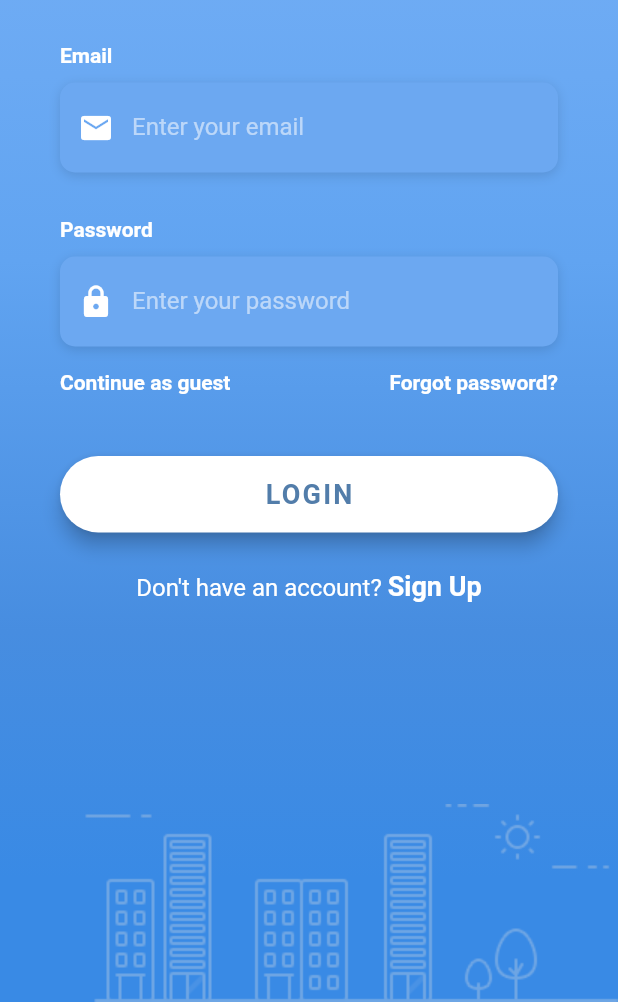
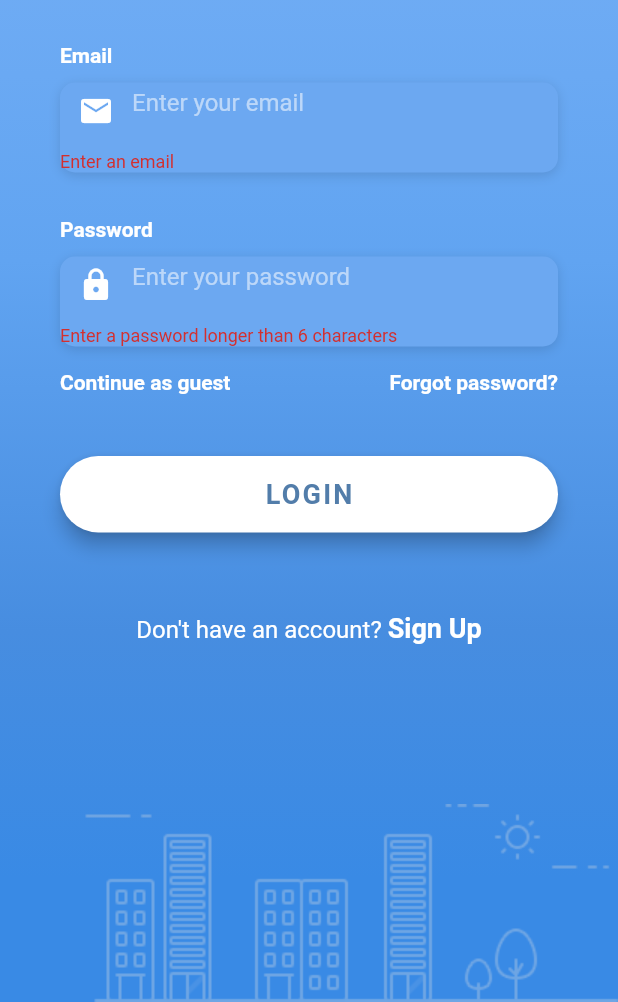
Before and after one commit to timeitel/travel_app, a Flutter app: the screen it shows after launch, after a tap on "LOGIN", on a phone screen of 412 x 824 dp, the part 234-1236 px from its top. Run offline on Flutter 3.47's test engine with Material 2 defaults, Android fonts, the light colour scheme and no system bars; our stand-ins replace firebase_auth, font_awesome_flutter; accounts and stored records are empty; Roboto replaces fonts that are missing (OpenSans).

Commit message:
feat: firebase auth with email & password

```diff
--- a/lib/screens/authenticate/login_screen.dart
+++ b/lib/screens/authenticate/login_screen.dart
@@ -11,10 +11,12 @@ class LoginScreen extends StatefulWidget {
 
 class _LoginScreenState extends State<LoginScreen> {
   final AuthService _auth = AuthService();
+  final _formKey = GlobalKey<FormState>();
 
   // form field state
   String email = '';
   String password = '';
+  String error = '';
 
   @override
   Widget build(BuildContext context) {
@@ -35,6 +37,7 @@ class _LoginScreenState extends State<LoginScreen> {
                     vertical: 120.0,
                   ),
                   child: Form(
+                    key: _formKey,
                     child: Column(
                       mainAxisAlignment: MainAxisAlignment.start,
                       crossAxisAlignment: CrossAxisAlignment.stretch,
@@ -51,6 +54,8 @@ class _LoginScreenState extends State<LoginScreen> {
                           decoration: Constants.decorationStyle,
                           height: 60.0,
                           child: TextFormField(
+                            validator: (val) =>
+                                val.isEmpty ? 'Enter an email' : null,
                             onChanged: (val) {
                               setState(() => email = val);
                             },
@@ -82,6 +87,9 @@ class _LoginScreenState extends State<LoginScreen> {
                           decoration: Constants.decorationStyle,
                           height: 60.0,
                           child: TextFormField(
+                            validator: (val) => val.length < 6
+                                ? 'Enter a password longer than 6 characters'
+                                : null,
                             onChanged: (val) {
                               setState(() => password = val);
                             },
@@ -139,8 +147,18 @@ class _LoginScreenState extends State<LoginScreen> {
                           child: RaisedButton(
                             elevation: 5.0,
                             onPressed: () async {
-                              print(email);
-                              print(password);
+                              if (_formKey.currentState.validate()) {
+                                dynamic result =
+                                    await _auth.signInWithEmailAndPassword(
+                                        email, password);
+                                if (result == null) {
+                                  setState(() => error =
+                                      'Unable to sign in with those credentials');
+                                }
+                                // else {
+                                //   Navigator.pop(context);
+                                // }
+                              }
                             },
                             padding: EdgeInsets.all(15.0),
                             shape: RoundedRectangleBorder(
@@ -151,6 +169,15 @@ class _LoginScreenState extends State<LoginScreen> {
                               'LOGIN',
                               style: Constants.loginTextStyle,
                             ),
+                          ),
+                        ),
+                        SizedBox(
+                          height: 12.0,
+                        ),
+                        Text(
+                          error,
+                          style: TextStyle(
+                            color: Colors.red,
                           ),
                         ),
                         Align(
```
Also changed, not shown: lib/screens/authenticate/register_screen.dart (+28 -2 lines), lib/services/auth_service.dart (+24 -0 lines).
